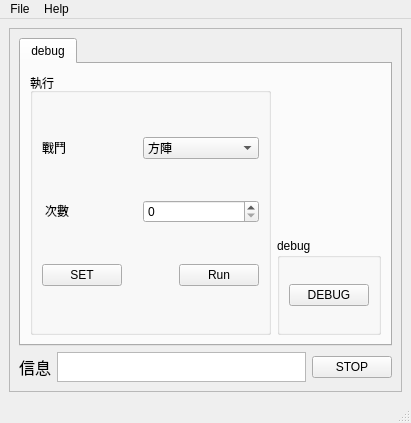
Jukon3234/ChatGPT_Make_me_WorkHarder, file Homepage/MainUI.ui: the form before one commit.
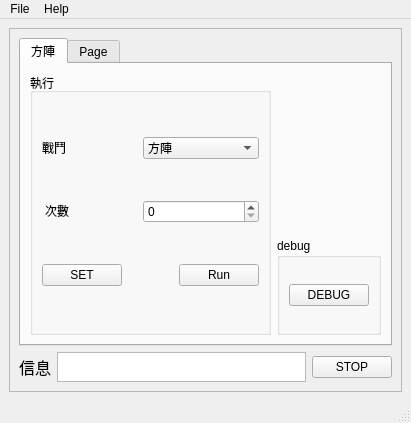
The form after the commit.

Commit message:
UI : add another form for help page
[Detailed Description]
change UI form
add another form for help page

[File type]
UI

```diff
--- a/Homepage/MainUI.ui
+++ b/Homepage/MainUI.ui
@@ -43,7 +43,7 @@
           </property>
           <widget class="QWidget" name="tab">
            <attribute name="title">
-            <string>debug</string>
+            <string>方陣</string>
            </attribute>
            <layout class="QGridLayout" name="gridLayout_2">
             <item row="1" column="1">
@@ -222,6 +222,11 @@
             </item>
            </layout>
           </widget>
+          <widget class="QWidget" name="tab_2">
+           <attribute name="title">
+            <string>Page</string>
+           </attribute>
+          </widget>
          </widget>
         </item>
         <item>
```
The commit also changes 4 other files.
